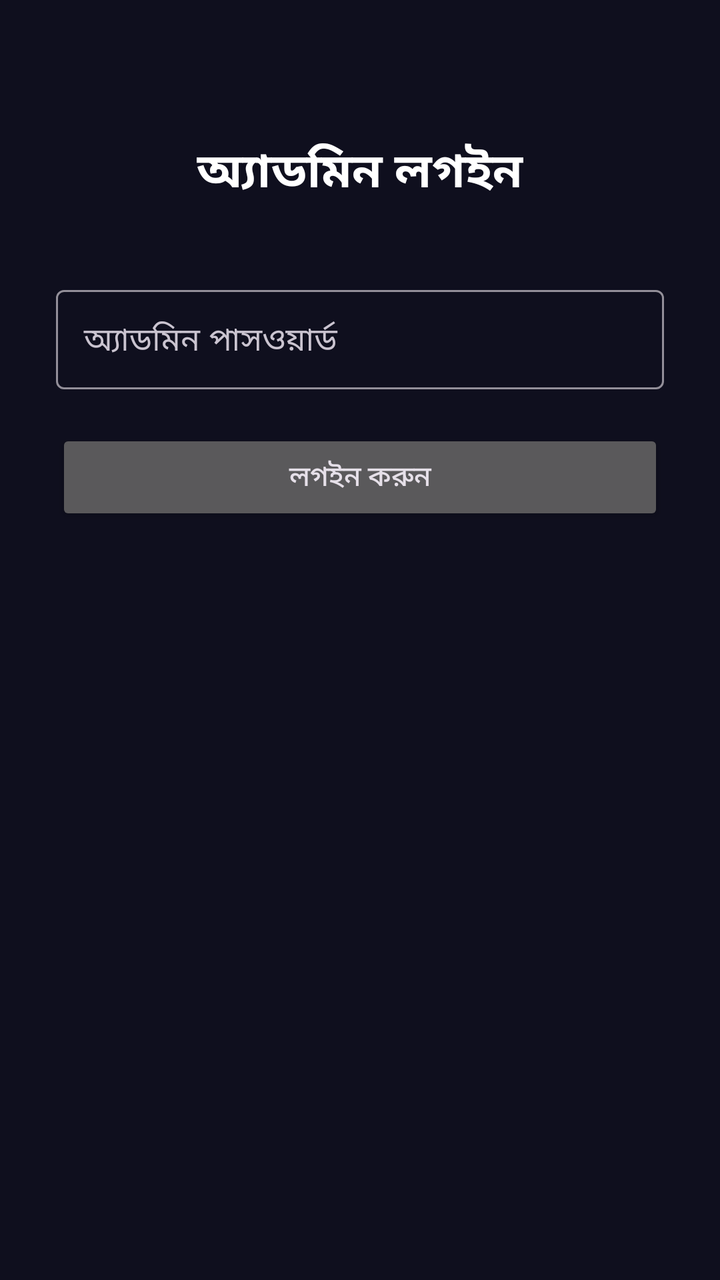
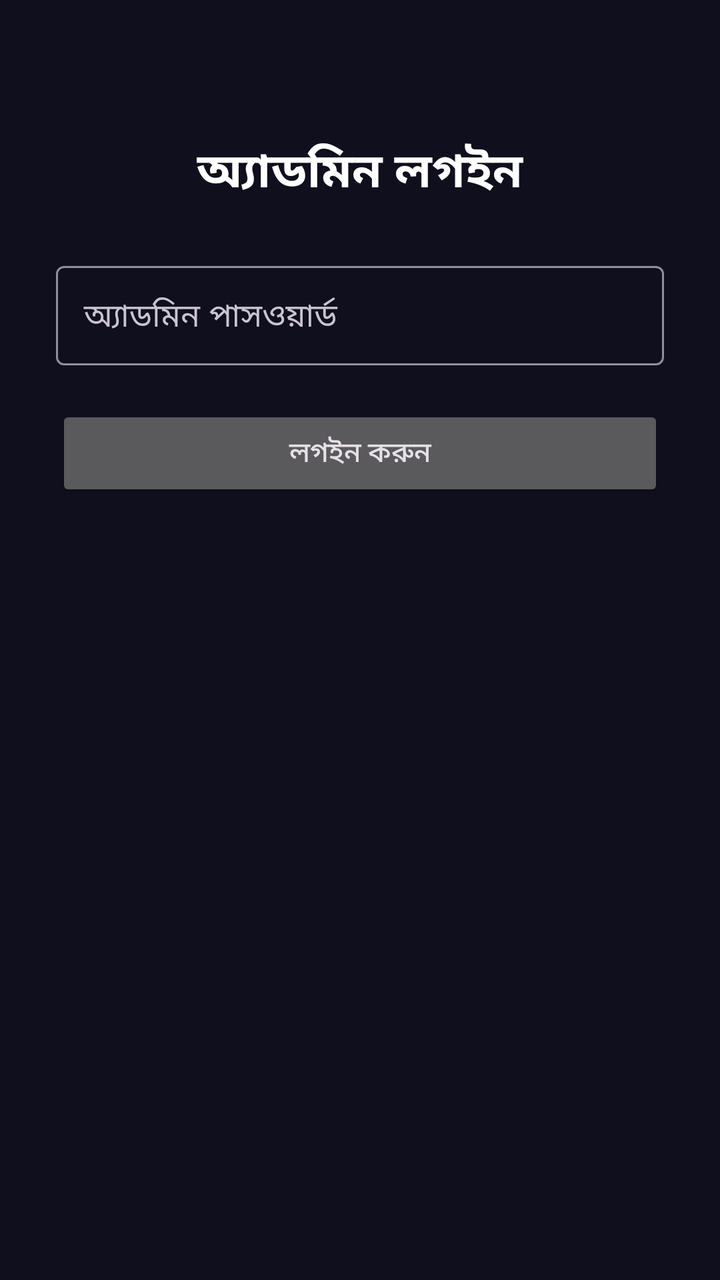

Before-and-after screenshots of an Android layout around one commit, followed by the original layout XML and the change that was made.
<!-- AndroidManifest.xml: application theme Theme.BeatPlay -->
<!-- res/layout/activity_login.xml -->
<?xml version="1.0" encoding="utf-8"?>
<LinearLayout xmlns:android="http://schemas.android.com/apk/res/android"
    android:layout_width="match_parent"
    android:layout_height="match_parent"
    android:gravity="center_horizontal"
    android:orientation="vertical"
    android:padding="28dp">

    <TextView
        android:layout_width="wrap_content"
        android:layout_height="wrap_content"
        android:layout_marginTop="40dp"
        android:text="অ্যাডমিন লগইন"
        android:textColor="@color/white"
        android:textSize="24sp"
        android:textStyle="bold" />

    <com.google.android.material.textfield.TextInputLayout
        android:id="@+id/inputLayout"
        android:layout_width="match_parent"
        android:layout_height="wrap_content"
        android:layout_marginTop="36dp"
        android:hint="অ্যাডমিন পাসওয়ার্ড">

        <com.google.android.material.textfield.TextInputEditText
            android:id="@+id/etPassword"
            android:layout_width="match_parent"
            android:layout_height="wrap_content"
            android:inputType="textPassword"
            android:maxLines="1"
            android:padding="14dp" />
    </com.google.android.material.textfield.TextInputLayout>

    <Button
        android:id="@+id/btnLogin"
        android:layout_width="match_parent"
        android:layout_height="wrap_content"
        android:layout_marginTop="20dp"
        android:text="লগইন করুন" />

    <TextView
        android:id="@+id/tvError"
        android:layout_width="match_parent"
        android:layout_height="wrap_content"
        android:layout_marginTop="12dp"
        android:gravity="center"
        android:textColor="@color/colorAccent"
        android:textSize="14sp"
        android:visibility="gone" />

</LinearLayout>
<!-- resources referenced by this layout -->
<resources>
  <color name="colorAccent">#E94560</color>
  <color name="white">#FFFFFF</color>
  <style name="Theme.BeatPlay" parent="Theme.Material3.Dark.NoActionBar">
          <item name="colorPrimary">@color/colorPrimary</item>
          <item name="colorOnPrimary">@color/white</item>
          <item name="colorSecondary">@color/colorAccent</item>
          <item name="colorOnSecondary">@color/white</item>
          <item name="android:statusBarColor">@color/colorPrimaryDark</item>
          <item name="android:navigationBarColor">@color/colorPrimaryDark</item>
          <item name="android:windowBackground">@color/colorPrimaryDark</item>
      </style>
  <color name="colorPrimary">#1A1A2E</color>
  <color name="colorPrimaryDark">#0F0F1E</color>
</resources>

<!-- the commit's change to res/layout/activity_login.xml (unified diff, before → after) -->
@@ -15,15 +15,43 @@
         android:textSize="24sp"
         android:textStyle="bold" />
 
-    <com.google.android.material.textfield.TextInputLayout
-        android:id="@+id/inputLayout"
+    <TextView
+        android:id="@+id/tvSetupInfo"
         android:layout_width="match_parent"
         android:layout_height="wrap_content"
-        android:layout_marginTop="36dp"
+        android:layout_marginTop="20dp"
+        android:gravity="center"
+        android:text="প্রথমবার চালানো হচ্ছে।\nনতুন অ্যাডমিন পাসওয়ার্ড সেট করুন (কমপক্ষে ৪ অক্ষর)।\nএকবার সেট করলে পরে শুধু পাসওয়ার্ড দিয়ে লগইন করবেন।"
+        android:textColor="@color/colorPrimary"
+        android:textSize="14sp"
+        android:visibility="gone" />
+
+    <com.google.android.material.textfield.TextInputLayout
+        android:id="@+id/layoutPassword"
+        android:layout_width="match_parent"
+        android:layout_height="wrap_content"
+        android:layout_marginTop="24dp"
         android:hint="অ্যাডমিন পাসওয়ার্ড">
 
         <com.google.android.material.textfield.TextInputEditText
             android:id="@+id/etPassword"
+            android:layout_width="match_parent"
+            android:layout_height="wrap_content"
+            android:inputType="textPassword"
+            android:maxLines="1"
+            android:padding="14dp" />
+    </com.google.android.material.textfield.TextInputLayout>
+
+    <com.google.android.material.textfield.TextInputLayout
+        android:id="@+id/layoutConfirm"
+        android:layout_width="match_parent"
+        android:layout_height="wrap_content"
+        android:layout_marginTop="14dp"
+        android:hint="নতুন পাসওয়ার্ড আবার লিখুন"
+        android:visibility="gone">
+
+        <com.google.android.material.textfield.TextInputEditText
+            android:id="@+id/etConfirm"
             android:layout_width="match_parent"
             android:layout_height="wrap_content"
             android:inputType="textPassword"
<!-- resource entries referenced after the edit -->
@@ -1,6 +1,7 @@
 <!-- resources referenced by this layout -->
 <resources>
   <color name="colorAccent">#E94560</color>
+  <color name="colorPrimary">#1A1A2E</color>
   <color name="white">#FFFFFF</color>
   <style name="Theme.BeatPlay" parent="Theme.Material3.Dark.NoActionBar">
           <item name="colorPrimary">@color/colorPrimary</item>
@@ -11,7 +12,6 @@
           <item name="android:navigationBarColor">@color/colorPrimaryDark</item>
           <item name="android:windowBackground">@color/colorPrimaryDark</item>
       </style>
-  <color name="colorPrimary">#1A1A2E</color>
   <color name="colorPrimaryDark">#0F0F1E</color>
 </resources>
 
